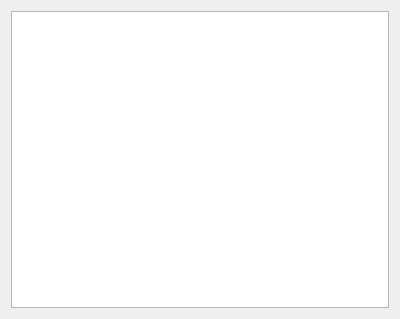
The window that src/ffprocess.ui (b1aqW0lf/Lithium) describes before a commit, drawn with Qt 5.
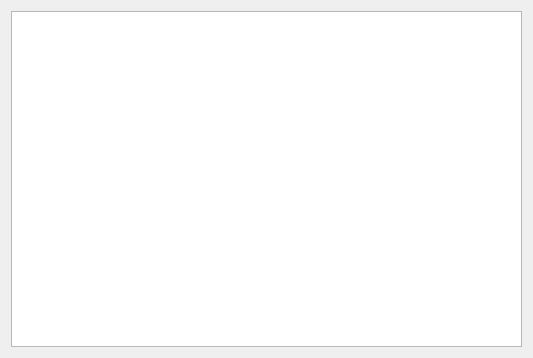
The same window after the commit.

The edit to the form file:
```diff
--- a/src/ffprocess.ui
+++ b/src/ffprocess.ui
@@ -6,8 +6,8 @@
    <rect>
     <x>0</x>
     <y>0</y>
-    <width>400</width>
-    <height>319</height>
+    <width>533</width>
+    <height>358</height>
    </rect>
   </property>
   <property name="windowTitle">
@@ -15,7 +15,14 @@
   </property>
   <layout class="QGridLayout" name="gridLayout">
    <item row="0" column="0">
-    <widget class="QTextEdit" name="ffprocessOutputView"/>
+    <widget class="QTextEdit" name="ffprocessOutputView">
+     <property name="sizePolicy">
+      <sizepolicy hsizetype="Expanding" vsizetype="Expanding">
+       <horstretch>0</horstretch>
+       <verstretch>0</verstretch>
+      </sizepolicy>
+     </property>
+    </widget>
    </item>
   </layout>
  </widget>
```
